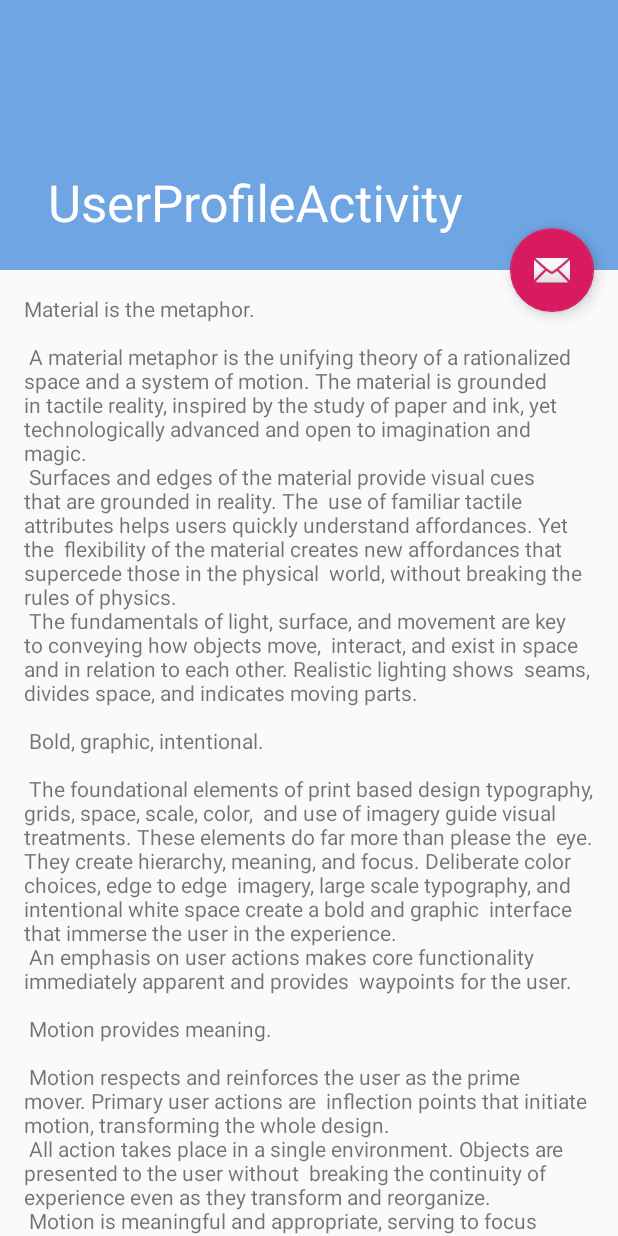
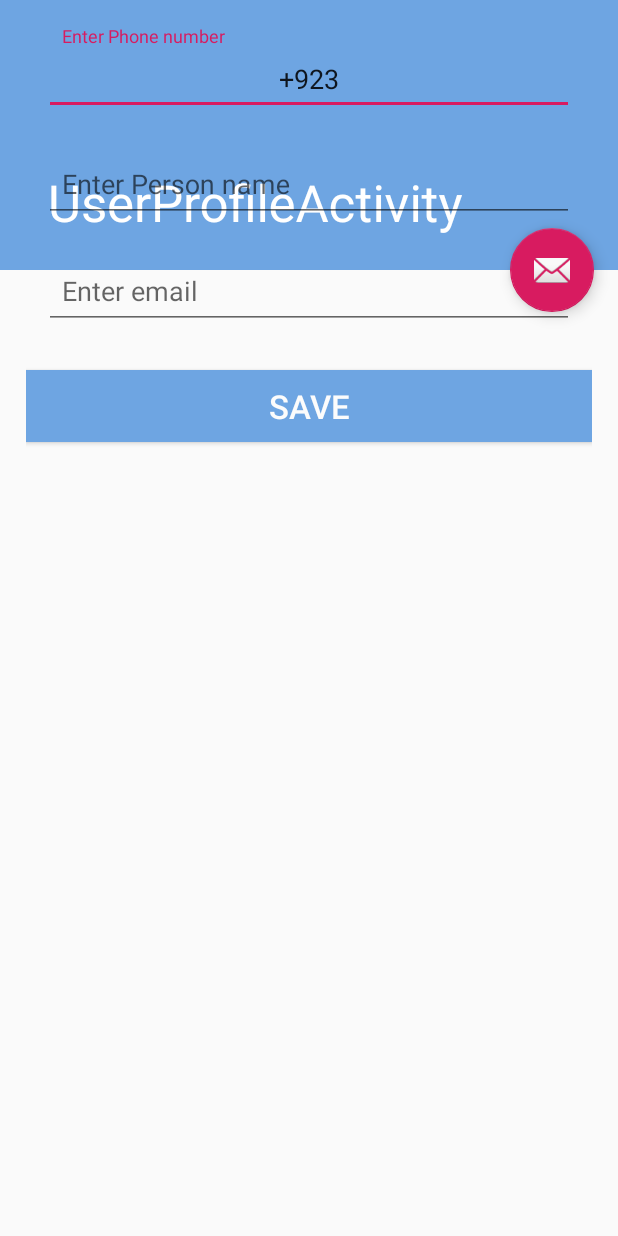
Before and after one commit to in-techouse/gohytch, an Android app: the UserProfileActivity screen opened directly, with no data from a screen before it, on a phone screen of 412 x 824 dp. Run offline under Robolectric (Android 15) with nearby library versions, the phone set to English and light mode, and no system bars; libraries missing offline, so code that uses them is left out: com.jeevandeshmukh.fancybottomsheetdialoglib.

Commit message:
UserProfileActivities

```diff
--- a/app/src/main/java/lcwu/fyp/gohytch/Activities/UserProfileActivity.java
+++ b/app/src/main/java/lcwu/fyp/gohytch/Activities/UserProfileActivity.java
@@ -8,16 +8,36 @@ import com.google.android.material.snackbar.Snackbar;
 import androidx.appcompat.app.AppCompatActivity;
 import androidx.appcompat.widget.Toolbar;
 
+import android.util.Patterns;
 import android.view.View;
+import android.widget.Button;
+import android.widget.EditText;
+import android.widget.ProgressBar;
 
 import lcwu.fyp.gohytch.R;
+import lcwu.fyp.gohytch.director.Helpers;
 
-public class UserProfileActivity extends AppCompatActivity {
+public class UserProfileActivity extends AppCompatActivity implements View.OnClickListener{
+    Button btnSave;
+    EditText edtphonenumber,edtName,edtEmail;
+    String strphonenumber,strName,strEmail;
+    ProgressBar SaveProgress;
+    String verificationId;
+    Helpers helpers;
 
     @Override
     protected void onCreate(Bundle savedInstanceState) {
         super.onCreate(savedInstanceState);
         setContentView(R.layout.activity_user_profile);
+        btnSave=findViewById(R.id.btnSave);
+        edtName=findViewById(R.id.Name);
+        edtEmail=findViewById(R.id.Email);
+        SaveProgress=findViewById(R.id.SaveProgress);
+
+        btnSave.setOnClickListener(this);
+        helpers=new Helpers();
+
+
         Toolbar toolbar = (Toolbar) findViewById(R.id.toolbar);
         setSupportActionBar(toolbar);
 
@@ -30,4 +50,44 @@ public class UserProfileActivity extends AppCompatActivity {
             }
         });
     }
-}
+
+    @Override
+    public void onClick(View view) {
+        int id=view.getId();
+        switch (id){
+            case R.id.btnSave: {
+                boolean isConn = helpers.isConnected(UserProfileActivity.this);
+                if (!isConn) {
+                    helpers.showError(UserProfileActivity.this, "ERROR!", "No Internet Connection. Please check your Internet Connection.");
+                    return;
+                }
+                String strName=edtName.getText().toString();
+                String strEmail = edtEmail.getText().toString();
+                String strPhonenumber = edtphonenumber.getText().toString();
+
+                if (strName.length() < 3) {
+                    edtName.setError("Enter a valid name");
+                } else {
+                    edtName.setError(null);
+                }
+
+                if (strPhonenumber.length() != 11) {
+                    edtphonenumber.setError("Enter a valid number");
+
+                } else {
+                    edtphonenumber.setError(null);
+                }
+                if (strEmail.length() < 6 || !Patterns.EMAIL_ADDRESS.matcher(strEmail).matches()) {
+                    edtEmail.setError("Enter a valid email");
+                } else {
+                    edtEmail.setError(null);
+
+                }
+
+
+
+                }
+            }
+        }
+
+    }
--- a/app/src/main/res/layout/content_user_profile.xml
+++ b/app/src/main/res/layout/content_user_profile.xml
@@ -1,17 +1,79 @@
 <?xml version="1.0" encoding="utf-8"?>
-<androidx.core.widget.NestedScrollView xmlns:android="http://schemas.android.com/apk/res/android"
+<LinearLayout
+    xmlns:android="http://schemas.android.com/apk/res/android"
     xmlns:app="http://schemas.android.com/apk/res-auto"
     xmlns:tools="http://schemas.android.com/tools"
     android:layout_width="match_parent"
     android:layout_height="match_parent"
-    app:layout_behavior="@string/appbar_scrolling_view_behavior"
+    android:orientation="vertical"
     tools:context=".Activities.UserProfileActivity"
-    tools:showIn="@layout/activity_user_profile">
+   android:padding="17sp">
 
-    <TextView
+
+
+
+    <com.google.android.material.textfield.TextInputLayout
+        android:layout_width="match_parent"
+        android:layout_height="wrap_content">
+
+        <EditText
+            android:text="+923"
+            android:textAlignment="center"
+            android:layout_width="match_parent"
+            android:layout_height="wrap_content"
+            android:id="@+id/PhoneNumber"
+            android:inputType="phone"
+            android:hint="@string/enter_phone_number"
+            android:layout_margin="@dimen/margin"
+            android:padding= "@dimen/headingpadding"/>
+    </com.google.android.material.textfield.TextInputLayout>
+
+
+    <com.google.android.material.textfield.TextInputLayout
+        android:layout_width="match_parent"
+        android:layout_height="wrap_content">
+        <EditText
+            android:id="@+id/Name"
+            android:layout_width="match_parent"
+            android:layout_height="wrap_content"
+            android:hint="@string/Enter_person_name"
+            android:textAlignment="center"
+            android:layout_margin="@dimen/margin"
+            android:padding= "@dimen/headingpadding"/>
+    </com.google.android.material.textfield.TextInputLayout>
+
+
+    <com.google.android.material.textfield.TextInputLayout
+        android:layout_width="match_parent"
+        android:layout_height="wrap_content">
+        <EditText
+            android:id="@+id/Email"
+            android:layout_width="match_parent"
+            android:layout_height="wrap_content"
+            android:hint="@string/Enter_email"
+            android:textAlignment="center"
+            android:layout_margin="@dimen/margin"
+            android:padding= "@dimen/headingpadding"/>
+    </com.google.android.material.textfield.TextInputLayout>
+
+
+    <Button
+        android:background="@color/colorPrimary"
+        android:textColor="@color/white"
+        android:layout_marginTop="@dimen/btnMarginTop"
+        android:layout_width="match_parent"
+        android:layout_height="wrap_content"
+        android:id="@+id/btnSave"
+        android:textSize="@dimen/textsizeheading"
+        android:text="Save"/>
+
+    <ProgressBar
+
+        android:visibility="gone"
+        android:id="@+id/SaveProgress"
+        android:layout_marginTop="@dimen/marginLayout"
+        android:layout_gravity="center"
         android:layout_width="wrap_content"
-        android:layout_height="wrap_content"
-        android:layout_margin="@dimen/text_margin"
-        android:text="@string/large_text" />
+        android:layout_height="wrap_content"/>
 
-</androidx.core.widget.NestedScrollView>
+</LinearLayout>
--- a/app/src/main/res/values/strings.xml
+++ b/app/src/main/res/values/strings.xml
@@ -107,4 +107,6 @@
     </string>
     <string name="title_activity_rental_profile">RentalProfileActivity</string>
     <string name="title_activity_car_detail">CarDetailActivity</string>
+    <string name="Enter_person_name">Enter Person name</string>
+    <string name="Enter_email">Enter email</string>
 </resources>
```
